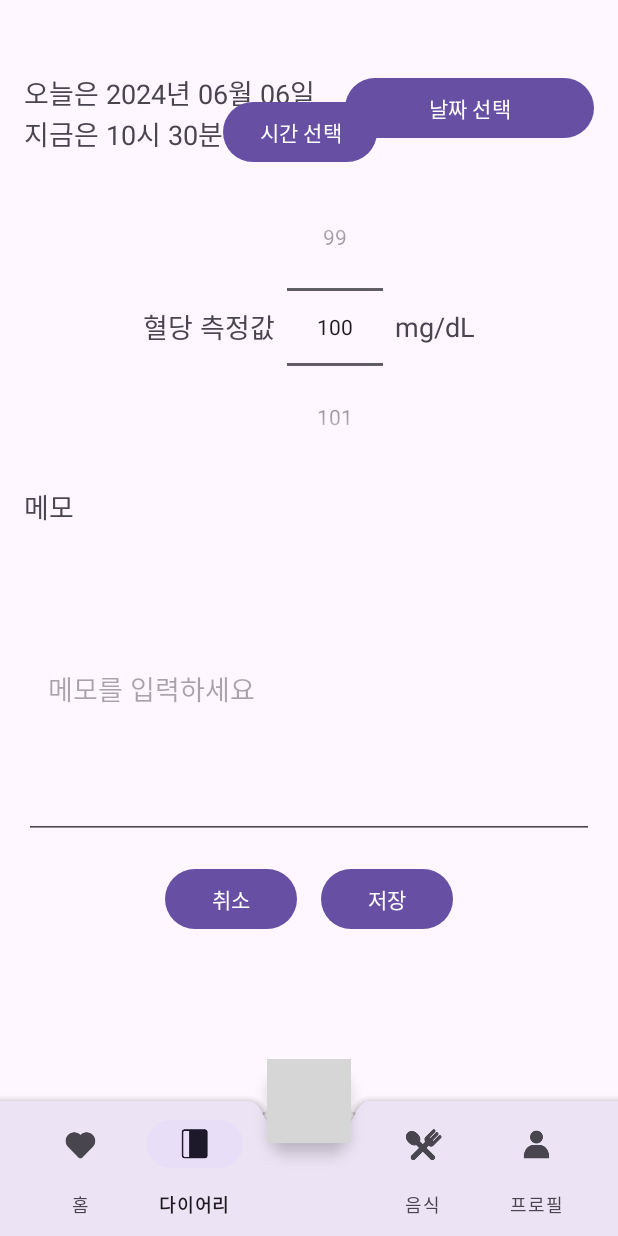
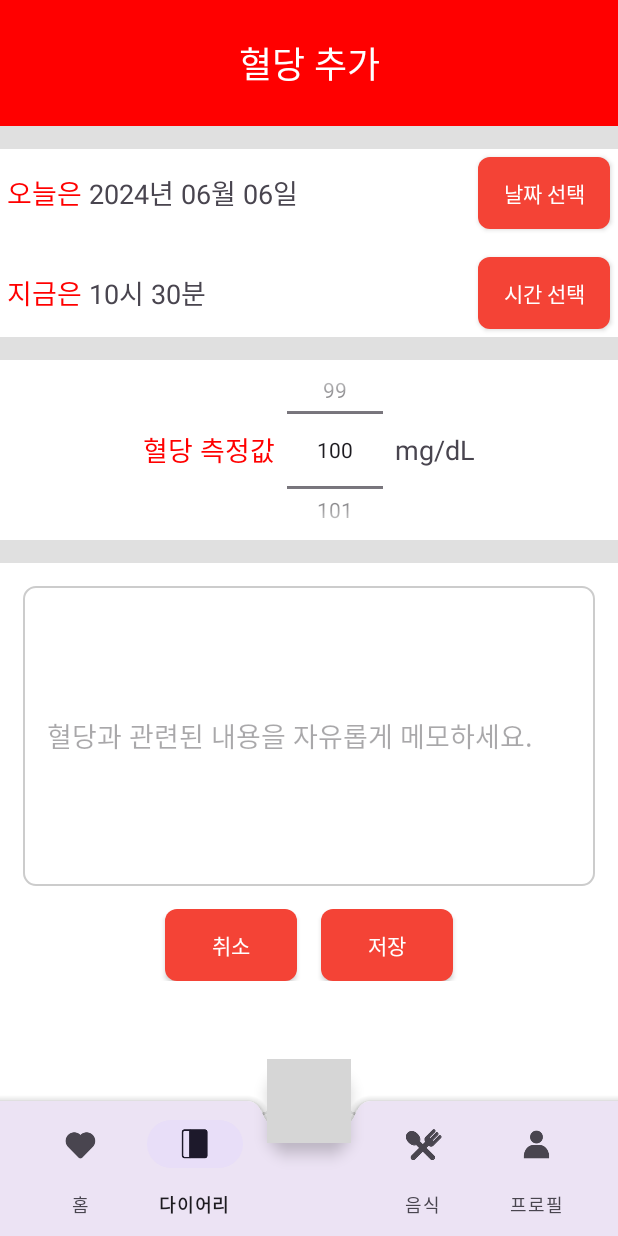
Before and after one commit to Kimyubin357/Diabetes_Management_App, an Android app: the screen it shows after launch once a user with an empty profile is signed in (MainActivity), item 2 of the bottom bar chosen, on a phone screen of 412 x 824 dp. Run offline under Robolectric (Android 15) with nearby library versions, the phone set to English and light mode, and no system bars; our stand-ins replace Firebase (no records; nobody signed in at launch, a user with empty details on screens opened directly); libraries missing offline, so code that uses them is left out: com.github.mikephil.charting, com.gun0912.tedpermission, org.pytorch, org.pytorch.torchvision; 3 statements that could not run were skipped; grey boxes are pictures that could not be loaded.

Commit message:
hyeol_dang_fragment

```diff
--- a/app/src/main/java/com/cookandroid/login/Fragment/FragStar.java
+++ b/app/src/main/java/com/cookandroid/login/Fragment/FragStar.java
@@ -160,7 +160,7 @@ public class FragStar extends Fragment {
                 calendar.get(Calendar.DAY_OF_MONTH));
         selectedDateOption = formattedDate;
         et_Date.setText("날짜 선택");
-        textViewDateLabel1.setText("오늘은 " + selectedDateOption);
+        textViewDateLabel1.setText(selectedDateOption);
     }
 
     private void updateTimeLabel() {
@@ -168,6 +168,6 @@ public class FragStar extends Fragment {
                 "%02d시 %02d분",
                 calendar.get(Calendar.HOUR_OF_DAY),
                 calendar.get(Calendar.MINUTE));
-        textViewDateLabel2.setText("지금은 " + formattedTime);
+        textViewDateLabel2.setText(formattedTime);
     }
 }
--- /dev/null
+++ b/app/src/main/res/drawable/button_bg.xml
@@ -0,0 +1,15 @@
+<?xml version="1.0" encoding="utf-8"?>
+<selector xmlns:android="http://schemas.android.com/apk/res/android">
+    <item android:state_pressed="true">
+        <shape android:shape="rectangle">
+            <solid android:color="#D32F2F"/>
+            <corners android:radius="8dp"/>
+        </shape>
+    </item>
+    <item>
+        <shape android:shape="rectangle">
+            <solid android:color="#F44336"/>
+            <corners android:radius="8dp"/>
+        </shape>
+    </item>
+</selector>
--- /dev/null
+++ b/app/src/main/res/drawable/edittext_bg.xml
@@ -0,0 +1,8 @@
+<?xml version="1.0" encoding="utf-8"?>
+<shape xmlns:android="http://schemas.android.com/apk/res/android"
+    android:shape="rectangle">
+    <solid android:color="#FFFFFF"/>
+    <stroke android:width="1dp" android:color="#CCCCCC"/>
+    <corners android:radius="8dp"/>
+    <padding android:left="10dp" android:top="10dp" android:right="10dp" android:bottom="10dp"/>
+</shape>
--- a/app/src/main/res/layout/frag_star.xml
+++ b/app/src/main/res/layout/frag_star.xml
@@ -2,59 +2,133 @@
 <RelativeLayout xmlns:android="http://schemas.android.com/apk/res/android"
     android:layout_width="match_parent"
     android:layout_height="match_parent"
-    android:paddingTop="48dp"
-    android:paddingBottom="16dp"
-    android:paddingLeft="16dp"
-    android:paddingRight="16dp">
+    android:background="#FFFFFF">
+    <LinearLayout
+        android:id="@+id/linearLayoutprofile"
+        android:layout_width="match_parent"
+        android:layout_height="wrap_content"
+        android:orientation="vertical"
+        android:background="#FF0000"
+        android:padding="16dp">
+
+        <TextView
+            android:layout_width="match_parent"
+            android:layout_height="wrap_content"
+            android:text="혈당 추가"
+            android:textSize="24sp"
+            android:textColor="#FFFFFF"
+            android:gravity="center"
+            android:padding="8dp" />
+    </LinearLayout>
+
+    <!-- Top section with date and time selection -->
+    <LinearLayout
+        android:layout_below="@id/linearLayoutprofile"
+        android:id="@+id/linearLayoutdate"
+        android:layout_width="match_parent"
+        android:layout_height="wrap_content"
+        android:orientation="vertical">
+        <TextView
+            android:layout_width="match_parent"
+            android:layout_height="15dp"
+            android:background="#E0E0E0"
+            android:padding="8dp"
+            android:textStyle="bold" />
+
+        <LinearLayout
+            android:layout_width="match_parent"
+            android:layout_height="wrap_content"
+            android:orientation="horizontal"
+            android:gravity="center_vertical">
+            <TextView
+                android:id="@+id/ohnll"
+                android:layout_width="wrap_content"
+                android:layout_height="wrap_content"
+                android:text=" 오늘은 "
+                android:textSize="18sp"
+                android:textColor="#FF0000"/>
 
             <TextView
                 android:id="@+id/textViewDateLabel1"
                 android:layout_width="wrap_content"
                 android:layout_height="wrap_content"
-        android:text="오늘은"
+                android:text="오늘날짜"
                 android:textSize="18sp"/>
+            <Space
+                android:layout_width="0dp"
+                android:layout_height="0dp"
+                android:layout_weight="1"/>
 
-    <Button
+            <android.widget.Button
                 android:id="@+id/et_Date"
                 android:layout_width="wrap_content"
                 android:layout_height="wrap_content"
-        android:layout_toRightOf="@id/textViewDateLabel1"
                 android:text="날짜 선택"
-        android:layout_marginStart="20dp"
-        android:layout_alignParentRight="true"/>
+                android:textColor="#FFFFFF"
+                android:background="@drawable/button_bg"
+                android:layout_marginStart="16dp"
+                android:layout_margin="5dp"/>
+        </LinearLayout>
+
+        <LinearLayout
+            android:layout_width="match_parent"
+            android:layout_height="wrap_content"
+            android:orientation="horizontal"
+            android:gravity="center_vertical"
+            android:layout_marginTop="8dp">
+            <TextView
+                android:id="@+id/zgg"
+                android:layout_width="wrap_content"
+                android:layout_height="wrap_content"
+                android:text=" 지금은 "
+                android:textSize="18sp"
+                android:textColor="#FF0000"/>
 
             <TextView
                 android:id="@+id/textViewDateLabel2"
                 android:layout_width="wrap_content"
                 android:layout_height="wrap_content"
-        android:text="지금은"
-        android:layout_below="@id/textViewDateLabel1"
+                android:text="지금날짜"
                 android:textSize="18sp"/>
+            <Space
+                android:layout_width="0dp"
+                android:layout_height="0dp"
+                android:layout_weight="1"/>
 
-    <Button
+            <android.widget.Button
                 android:id="@+id/et_Time"
                 android:layout_width="wrap_content"
                 android:layout_height="wrap_content"
                 android:text="시간 선택"
-        android:layout_toRightOf="@id/textViewDateLabel2"
-        android:layout_centerHorizontal="true"
-        android:layout_marginTop="16dp"/>
+                android:textColor="#FFFFFF"
+                android:background="@drawable/button_bg"
+                android:layout_marginStart="16dp"
+                android:layout_margin="5dp"/>
+        </LinearLayout>
+        <TextView
+            android:layout_width="match_parent"
+            android:layout_height="15dp"
+            android:background="#E0E0E0"
+            android:padding="8dp"
+            android:textStyle="bold" />
+    </LinearLayout>
 
+    <!-- Blood sugar measurement section -->
     <LinearLayout
+        android:layout_below="@id/linearLayoutdate"
         android:id="@+id/linearLayoutNumberPicker"
         android:layout_width="match_parent"
-        android:layout_height="wrap_content"
+        android:layout_height="120dp"
         android:orientation="horizontal"
-        android:layout_below="@id/et_Time"
-        android:layout_marginTop="16dp"
         android:gravity="center">
 
         <TextView
             android:layout_width="wrap_content"
             android:layout_height="wrap_content"
             android:text="혈당 측정값"
-            android:layout_marginEnd="8dp"
-            android:textSize="18sp"/>
+            android:textSize="18sp"
+            android:textColor="#FF0000"
+            android:layout_marginEnd="8dp"/>
 
         <NumberPicker
             android:id="@+id/et_BloodSugar"
@@ -65,54 +139,57 @@
             android:layout_width="wrap_content"
             android:layout_height="wrap_content"
             android:text="mg/dL"
-            android:layout_marginStart="8dp"
-            android:textSize="18sp"/>
+            android:textSize="18sp"
+            android:layout_marginStart="8dp"/>
     </LinearLayout>
 
+    <!-- Memo section -->
     <LinearLayout
         android:id="@+id/linearLayoutMemo"
         android:layout_width="match_parent"
         android:layout_height="wrap_content"
         android:orientation="vertical"
-        android:layout_below="@id/linearLayoutNumberPicker"
-        android:layout_marginTop="16dp">
-
+        android:layout_below="@id/linearLayoutNumberPicker">
         <TextView
-            android:layout_width="wrap_content"
-            android:layout_height="wrap_content"
-            android:text="메모"
-            android:textSize="18sp"
-            android:layout_marginBottom="8dp"/>
-
+            android:layout_width="match_parent"
+            android:layout_height="15dp"
+            android:background="#E0E0E0"
+            android:padding="8dp"
+            android:textStyle="bold" />
         <EditText
             android:id="@+id/et_Memo"
             android:layout_width="match_parent"
             android:layout_height="200dp"
             android:padding="16dp"
-            android:hint="메모를 입력하세요"
-            android:textSize="18sp"/>
+            android:background="@drawable/edittext_bg"
+            android:hint="혈당과 관련된 내용을 자유롭게 메모하세요."
+            android:textSize="18sp"
+            android:layout_margin="15dp"/>
     </LinearLayout>
 
+    <!-- Bottom section with save and cancel buttons -->
     <LinearLayout
         android:layout_below="@id/linearLayoutMemo"
         android:layout_width="match_parent"
         android:layout_height="wrap_content"
         android:orientation="horizontal"
-        android:layout_centerHorizontal="true"
-        android:layout_marginTop="16dp"
         android:gravity="center">
 
-        <Button
+        <android.widget.Button
             android:id="@+id/buttonCancel"
             android:layout_width="wrap_content"
             android:layout_height="wrap_content"
-            android:text="취소"/>
+            android:text="취소"
+            android:textColor="#FFFFFF"
+            android:background="@drawable/button_bg"/>
 
-        <Button
+        <android.widget.Button
             android:id="@+id/btn_Save"
             android:layout_width="wrap_content"
             android:layout_height="wrap_content"
             android:text="저장"
+            android:textColor="#FFFFFF"
+            android:background="@drawable/button_bg"
             android:layout_marginStart="16dp"/>
     </LinearLayout>
 </RelativeLayout>
```
Lines whose indentation alone changed are shown as unchanged.
